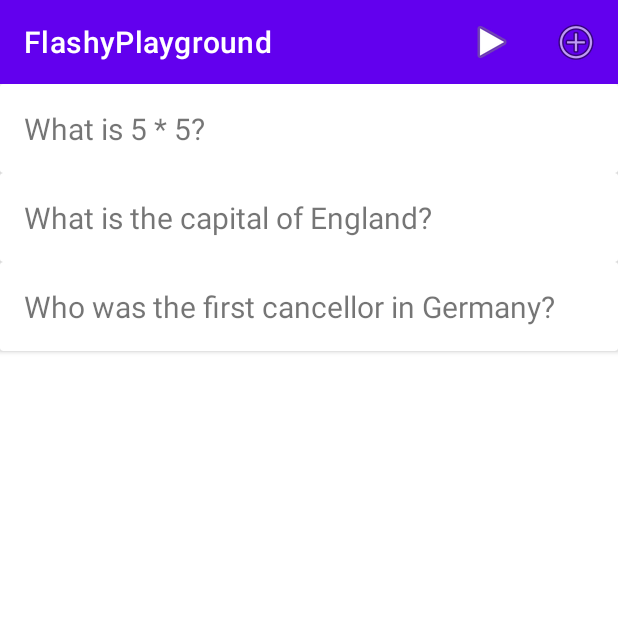
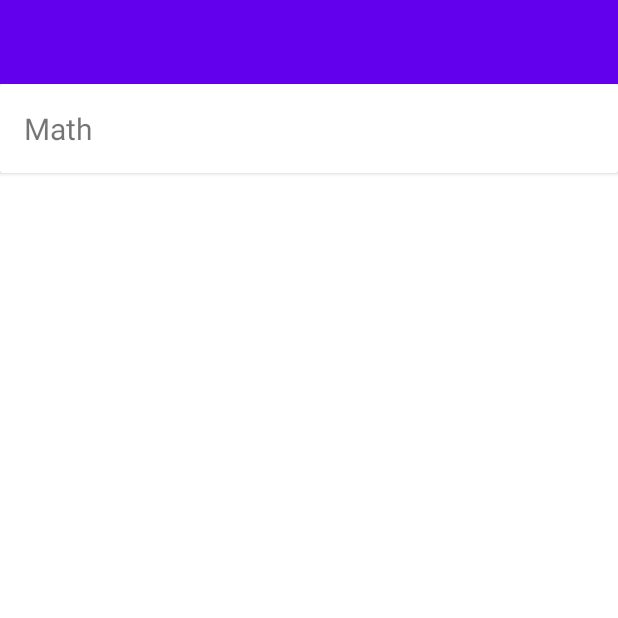
Before and after one commit to alex-058/android-flashy-firebase-auth, an Android app: the screen it shows after launch (FlashcardListActivity before the commit, FlashcardTopicListActivity after it), on a phone screen of 412 x 824 dp, the top half of it. Run offline under Robolectric (Android 15) with nearby library versions, the phone set to English and light mode, and no system bars; our stand-ins replace Picasso, Timber.

Commit message:
Tried first implementation of Flashcard topic (Recycler View, Adapter, activity, intents etc.)

```diff
--- a/app/src/main/AndroidManifest.xml
+++ b/app/src/main/AndroidManifest.xml
@@ -11,11 +11,8 @@
         android:supportsRtl="true"
         android:theme="@style/Theme.FlashyPlayground">
         <activity
-            android:name=".activities.FlashcardLearnActivity"
-            android:exported="true" />
-        <activity
-            android:name=".activities.FlashcardListActivity"
-            android:exported="true">
+            android:name=".activities.FlashcardTopicListActivity"
+            android:exported="true" >
             <intent-filter>
                 <action android:name="android.intent.action.MAIN" />
 
@@ -23,6 +20,13 @@
             </intent-filter>
         </activity>
         <activity
+            android:name=".activities.FlashcardLearnActivity"
+            android:exported="true" />
+        <activity
+            android:name=".activities.FlashcardListActivity"
+            android:exported="true" />
+
+        <activity
             android:name=".activities.FlashcardActivity"
             android:exported="true" />
     </application>
--- a/app/src/main/java/org/othr/flashyplayground/activities/FlashcardListActivity.kt
+++ b/app/src/main/java/org/othr/flashyplayground/activities/FlashcardListActivity.kt
@@ -13,12 +13,14 @@ import org.othr.flashyplayground.databinding.ActivityFlashcardListBinding
 import androidx.recyclerview.widget.LinearLayoutManager
 import org.othr.flashyplayground.adapter.FlashcardAdapter
 import org.othr.flashyplayground.main.MainApp
+import org.othr.flashyplayground.model.FlashcardMemStore
 import org.othr.flashyplayground.model.FlashcardModel
 
 class FlashcardListActivity : AppCompatActivity(), FlashcardAdapter.FlashcardListener {
 
     private lateinit var binding: ActivityFlashcardListBinding
-    lateinit var app : MainApp
+    lateinit var flashcardDeck: FlashcardMemStore
+    lateinit var app: MainApp
 
     // Launcher
     private lateinit var refreshListIntentLauncher: ActivityResultLauncher<Intent>
@@ -33,10 +35,16 @@ class FlashcardListActivity : AppCompatActivity(), FlashcardAdapter.FlashcardLis
         // Initialization of MainApp
         app = application as MainApp
 
+        // Retrieve flashcards from the topic activity
+        if (intent.hasExtra("flashcard_list")) {
+            var flashcards: ArrayList<FlashcardModel> = intent.extras?.getParcelableArrayList<FlashcardModel>("flashcard_list")!!
+            flashcardDeck.flashcards = flashcards
+        }
+
 
         val layoutManager = LinearLayoutManager(this)
         binding.recyclerViewFlashcards.layoutManager = layoutManager
-        binding.recyclerViewFlashcards.adapter = FlashcardAdapter(app.flashcards.findAll(), this)
+        binding.recyclerViewFlashcards.adapter = FlashcardAdapter(flashcardDeck.findAll(), this)
 
         // Setup toolbar for add functionality (Actionbar)
         binding.toolbar.title = title
@@ -60,7 +68,7 @@ class FlashcardListActivity : AppCompatActivity(), FlashcardAdapter.FlashcardLis
                 // Toast.makeText(applicationContext, "Starting Learn Activity", Toast.LENGTH_LONG).show()
                 val launcherIntent = Intent(this, FlashcardLearnActivity::class.java)
                 // pass in the flashcards array list (stack) needed for learning activity
-                launcherIntent.putParcelableArrayListExtra("learn" , app.flashcards.findAll())
+                launcherIntent.putParcelableArrayListExtra("learn" , flashcardDeck.findAll())
                 refreshListIntentLauncher.launch(launcherIntent)
             }
             R.id.add_item -> {
--- /dev/null
+++ b/app/src/main/java/org/othr/flashyplayground/activities/FlashcardTopicListActivity.kt
@@ -0,0 +1,44 @@
+package org.othr.flashyplayground.activities
+
+import android.content.Intent
+import androidx.appcompat.app.AppCompatActivity
+import android.os.Bundle
+import androidx.recyclerview.widget.LinearLayoutManager
+import org.othr.flashyplayground.adapter.FlashcardTopicAdapter
+import org.othr.flashyplayground.databinding.ActivityFlashcardTopicListBinding
+import org.othr.flashyplayground.main.MainApp
+import org.othr.flashyplayground.model.FlashcardTopicModel
+
+class FlashcardTopicListActivity : AppCompatActivity(), FlashcardTopicAdapter.FlashcardTopicListener {
+
+    lateinit var app : MainApp
+    private lateinit var binding: ActivityFlashcardTopicListBinding
+
+    override fun onCreate(savedInstanceState: Bundle?) {
+        super.onCreate(savedInstanceState)
+
+        // support for binding
+        binding = ActivityFlashcardTopicListBinding.inflate(layoutInflater)
+        setContentView(binding.root)
+
+        // Initialization of MainApp (demo creation)
+        app = application as MainApp
+
+        // Initialize recycler view
+        val layoutManager = LinearLayoutManager(this)
+        binding.recyclerViewFlashcardTopics.layoutManager = layoutManager
+        binding.recyclerViewFlashcardTopics.adapter = FlashcardTopicAdapter(app.flashcardTopics.findAllTopics(), this)
+    }
+
+    /**
+     * Event handling when clicking on an item on the flashcard topic recycler view
+     * TODO: Just pass the flashcards property from the topic object to the FlashcardListActivity (deprecated)
+     */
+    override fun onFlashcardTopicClick(flashcardTopic: FlashcardTopicModel) {
+        val launcherIntent = Intent(this, FlashcardListActivity::class.java)
+        // TODO: Problem: FlashcardMemStore cannot be passed. With our logic we would need to pass the whole MemStore object (list class works with methods from MemStore) but this is not applicable
+        // Solution: Pass data (flashcards) and initialize flashcardDeck (MemStore) inside of FlashcardListActivity
+        launcherIntent.putParcelableArrayListExtra("flashcard_list", flashcardTopic.flashcards)
+        startActivity(launcherIntent)
+    }
+}
--- /dev/null
+++ b/app/src/main/java/org/othr/flashyplayground/adapter/FlashcardTopicAdapter.kt
@@ -0,0 +1,38 @@
+package org.othr.flashyplayground.adapter
+
+import android.view.LayoutInflater
+import android.view.ViewGroup
+import androidx.recyclerview.widget.RecyclerView
+import org.othr.flashyplayground.databinding.RowFlashcardTopicsBinding
+import org.othr.flashyplayground.model.FlashcardTopicModel
+
+class FlashcardTopicAdapter (private var flashcardTopics: ArrayList<FlashcardTopicModel>, private val listener: FlashcardTopicListener) : RecyclerView.Adapter<FlashcardTopicAdapter.MainHolder>() {
+
+    interface FlashcardTopicListener {
+        fun onFlashcardTopicClick(flashcardTopic: FlashcardTopicModel)
+    }
+
+    override fun onCreateViewHolder(parent: ViewGroup, viewType: Int): MainHolder {
+        val binding = RowFlashcardTopicsBinding
+            .inflate(LayoutInflater.from(parent.context), parent, false)
+        return MainHolder(binding)
+    }
+
+    override fun onBindViewHolder(holder: MainHolder, position: Int) {
+        val flashcardTopic = flashcardTopics[holder.adapterPosition]
+        holder.bind(flashcardTopic, listener)
+    }
+
+    override fun getItemCount(): Int {
+        return flashcardTopics.size
+    }
+
+    // operate on the specific rows of the recycler view / RowFlashcardBinding
+    class MainHolder (private val binding: RowFlashcardTopicsBinding) : RecyclerView.ViewHolder(binding.root) {
+
+        fun bind (flashcardTopic: FlashcardTopicModel, listener: FlashcardTopicListener) {
+            binding.flashcardTopicTitle.text = flashcardTopic.title
+            binding.root.setOnClickListener { listener.onFlashcardTopicClick(flashcardTopic) }
+        }
+    }
+}
--- a/app/src/main/java/org/othr/flashyplayground/main/MainApp.kt
+++ b/app/src/main/java/org/othr/flashyplayground/main/MainApp.kt
@@ -3,19 +3,28 @@ package org.othr.flashyplayground.main
 import android.app.Application
 import org.othr.flashyplayground.model.FlashcardMemStore
 import org.othr.flashyplayground.model.FlashcardModel
+import org.othr.flashyplayground.model.FlashcardTopicMemStore
+import org.othr.flashyplayground.model.FlashcardTopicModel
 
 class MainApp: Application() {
 
     val flashcards = FlashcardMemStore()
+    var flashcardTopics = FlashcardTopicMemStore()
 
     // Flashcards for testing
 
     override fun onCreate() {
         super.onCreate()
+        // create a topic also here for testing purposes
+        // TODO: trigger create etc. for the flashcards in the property of the topic object
+
         flashcards.create(FlashcardModel("What is 5 * 5?", "25"))
         flashcards.create(FlashcardModel("What is the capital of England?", "Londong"))
         flashcards.create(FlashcardModel("Who was the first cancellor in Germany?", "Konrad Adenauer"))
 
+        val topic1 = FlashcardTopicModel("Math", "Math 1st semester", flashcards.findAll())
+        flashcardTopics.createTopic(topic1)
+
     }
 
 }
--- /dev/null
+++ b/app/src/main/java/org/othr/flashyplayground/model/FlashcardTopicMemStore.kt
@@ -0,0 +1,17 @@
+package org.othr.flashyplayground.model
+
+/**
+ * Holds the flashcard topics for the recycler view
+ */
+class FlashcardTopicMemStore {
+
+    var flashcardTopics = arrayListOf<FlashcardTopicModel>()
+
+    fun createTopic (flashcardTopic: FlashcardTopicModel) {
+        flashcardTopics.add(flashcardTopic)
+        }
+
+    fun findAllTopics(): ArrayList<FlashcardTopicModel> {
+        return flashcardTopics
+    }
+}
--- /dev/null
+++ b/app/src/main/java/org/othr/flashyplayground/model/FlashcardTopicModel.kt
@@ -0,0 +1,8 @@
+package org.othr.flashyplayground.model
+
+import android.os.Parcelable
+import kotlinx.parcelize.Parcelize
+
+@Parcelize
+class FlashcardTopicModel (var title: String = "", var description: String = "", var flashcards: ArrayList<FlashcardModel> = arrayListOf()) : Parcelable{
+}
--- /dev/null
+++ b/app/src/main/res/layout/activity_flashcard_topic_list.xml
@@ -0,0 +1,32 @@
+<?xml version="1.0" encoding="utf-8"?>
+<androidx.coordinatorlayout.widget.CoordinatorLayout
+    xmlns:android="http://schemas.android.com/apk/res/android"
+    xmlns:app="http://schemas.android.com/apk/res-auto"
+    xmlns:tools="http://schemas.android.com/tools"
+    android:layout_width="match_parent"
+    android:layout_height="match_parent"
+    tools:context=".activities.FlashcardTopicListActivity">
+
+    <com.google.android.material.appbar.AppBarLayout
+        android:layout_width="match_parent"
+        android:layout_height="wrap_content"
+        android:background="@color/purple_500"
+        android:fitsSystemWindows="true"
+        app:elevation="0dip"
+        app:theme="@style/ThemeOverlay.AppCompat.Dark.ActionBar">
+
+        <androidx.appcompat.widget.Toolbar
+            android:id="@+id/toolbarFlashcardTopics"
+            android:layout_width="match_parent"
+            android:layout_height="wrap_content" />
+
+    </com.google.android.material.appbar.AppBarLayout>
+
+    <androidx.recyclerview.widget.RecyclerView
+        android:id="@+id/recyclerViewFlashcardTopics"
+        android:layout_width="match_parent"
+        android:layout_height="match_parent"
+        android:scrollbars="vertical"
+        app:layout_behavior="@string/appbar_scrolling_view_behavior" />
+
+</androidx.coordinatorlayout.widget.CoordinatorLayout>
--- /dev/null
+++ b/app/src/main/res/layout/row_flashcard_topics.xml
@@ -0,0 +1,23 @@
+<?xml version="1.0" encoding="utf-8"?>
+<androidx.cardview.widget.CardView
+    xmlns:android="http://schemas.android.com/apk/res/android"
+    xmlns:tools="http://schemas.android.com/tools"
+    android:layout_width="match_parent"
+    android:layout_height="wrap_content">
+
+    <RelativeLayout
+        android:layout_width="match_parent"
+        android:layout_height="wrap_content"
+        android:padding="16dp">
+
+        <TextView
+            android:id="@+id/flashcardTopicTitle"
+            android:layout_width="wrap_content"
+            android:layout_height="wrap_content"
+            android:layout_alignParentTop="true"
+            android:textSize="20sp"
+            tools:text="Topic for flashcard deck" />
+
+    </RelativeLayout>
+
+</androidx.cardview.widget.CardView>
```
